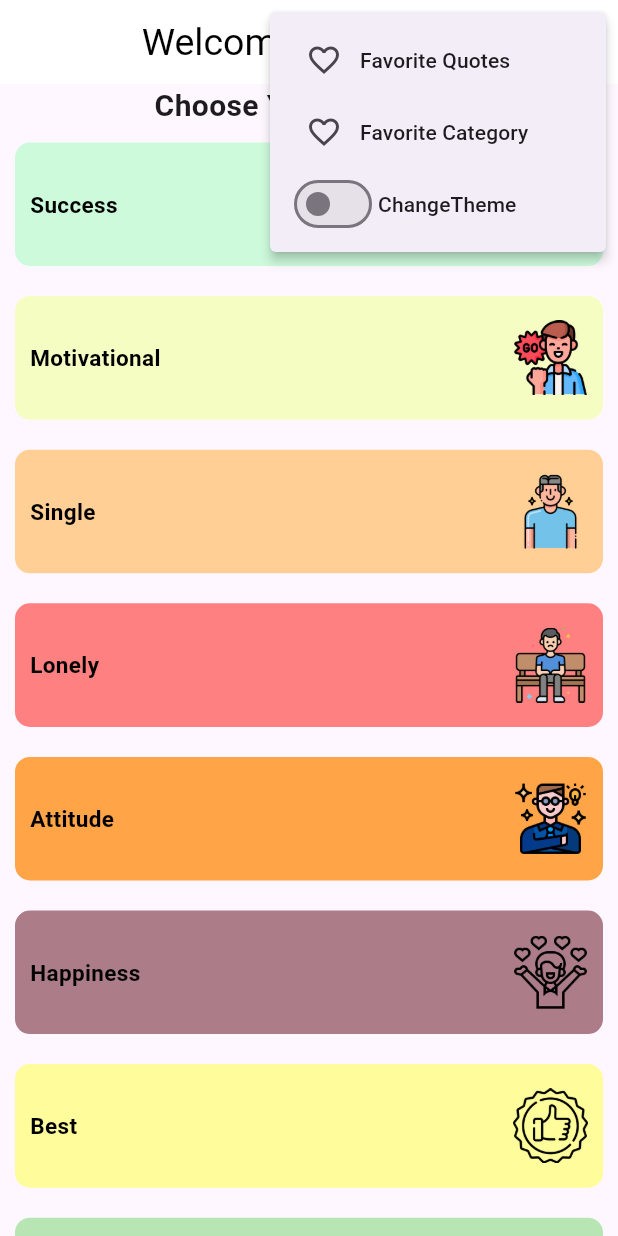
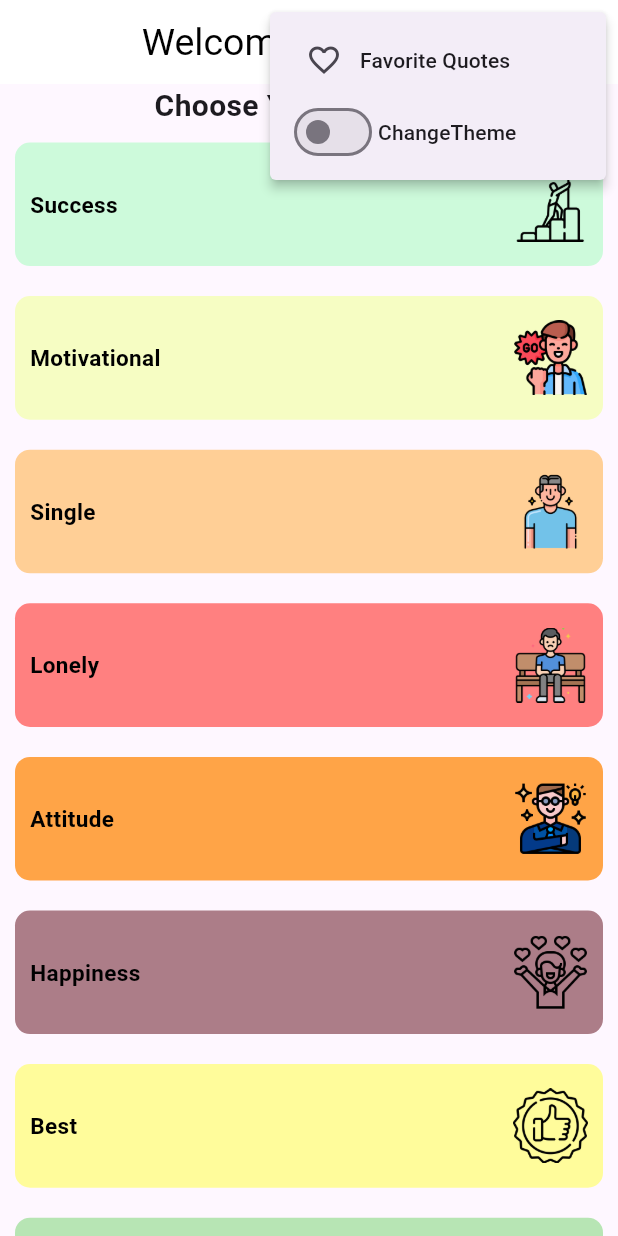
Before and after one commit to HarshilMoradiya1244/quotes_app_getx, a Flutter app: the screen it shows after launch, after a tap on the "more vert" icon, on a phone screen of 412 x 824 dp. Run offline on Flutter 3.47's test engine with Material 3 defaults, Android fonts, the light colour scheme and no system bars; our stand-ins replace animated_text_kit, get, shared_preferences, sqflite; accounts and stored records are empty.

Commit message:
all done

```diff
--- a/lib/screen/home/view/home_screen.dart
+++ b/lib/screen/home/view/home_screen.dart
@@ -44,20 +44,6 @@ class _HomeScreenState extends State<HomeScreen> {
                              IconButton(onPressed: (){
                              }, icon: const Icon(Icons.favorite_border),),
                              const Text("Favorite Quotes"),
-                           ],
-                         ),
-                       ),
-                     ),
-                     PopupMenuItem(
-                       child: InkWell(
-                         onTap: (){
-                           Get.toNamed("likedCategory");
-                         },
-                         child: Row(
-                           children: [
-                             IconButton(onPressed: (){
-                             }, icon: const Icon(Icons.favorite_border),),
-                             const Text("Favorite Category"),
                            ],
                          ),
                        ),
--- a/lib/utils/app_routes.dart
+++ b/lib/utils/app_routes.dart
@@ -1,7 +1,6 @@
 import 'package:flutter/material.dart';
 import 'package:quotes_app_getx/screen/detail/view/detail_screen.dart';
 import 'package:quotes_app_getx/screen/home/view/home_screen.dart';
-import 'package:quotes_app_getx/screen/likedCategory/view/liked_category_screen.dart';
 import 'package:quotes_app_getx/screen/liked_quotes/view/liked_quotes_screen.dart';
 import 'package:quotes_app_getx/screen/quotes/view/quotes_screen.dart';
 import 'package:quotes_app_getx/screen/splash/view/splash_screen.dart';
@@ -12,5 +11,4 @@ Map<String,WidgetBuilder> screen_routes = {
   'quotes':(context) => const QuotesScreen(),
   'detail':(context) => const DetailScreen(),
   'likedQuotes':(context) => const LikedQuotesScreen(),
-  'likedCategory':(context) => const LikedCategoryScreen(),
 };
```
Also changed, not shown: lib/screen/likedCategory/controller/liked_category_controller.dart (deleted, +0 -14 lines), lib/screen/likedCategory/view/liked_category_screen.dart (deleted, +0 -15 lines).
